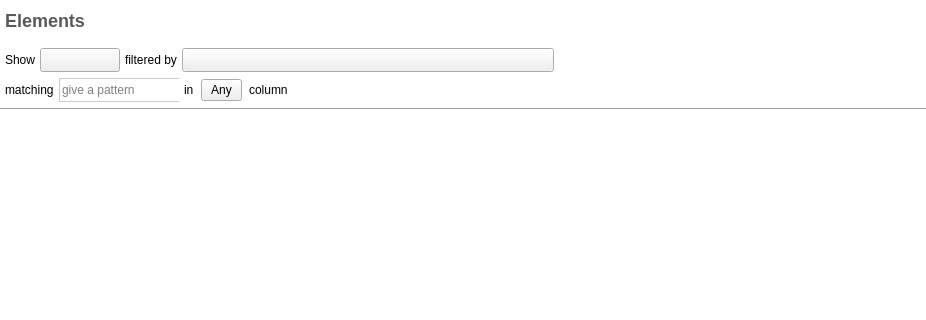
Old version of the form plugins/view/tableview/TableView.ui in the repository vadivelselvaraj/TulipGLImprovement; both pictures show x 0 to 926 and y 0 to 320 of the 926 by 682 pixel window.
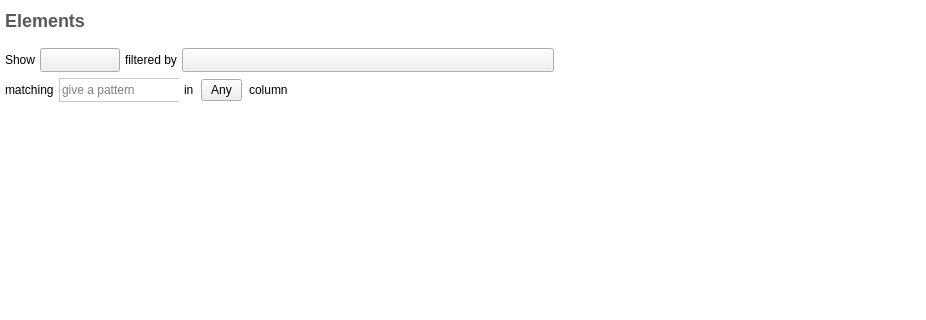
New version of the form. Icons and pictures are not drawn. Custom widgets are drawn as their Qt base class.

Patch:
```diff
--- a/plugins/view/tableview/TableView.ui
+++ b/plugins/view/tableview/TableView.ui
@@ -362,13 +362,6 @@
            </item>
           </layout>
          </item>
-         <item>
-          <widget class="Line" name="line">
-           <property name="orientation">
-            <enum>Qt::Horizontal</enum>
-           </property>
-          </widget>
-         </item>
          <item>
           <widget class="NavigableTableView" name="table">
            <property name="contextMenuPolicy">
```
